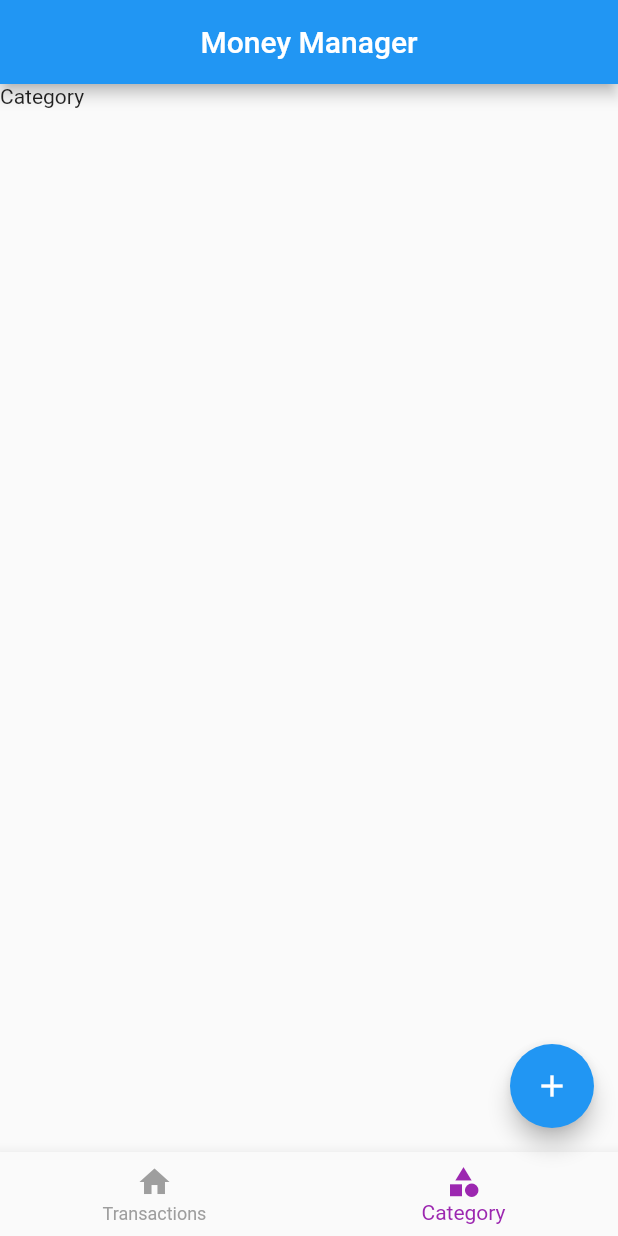
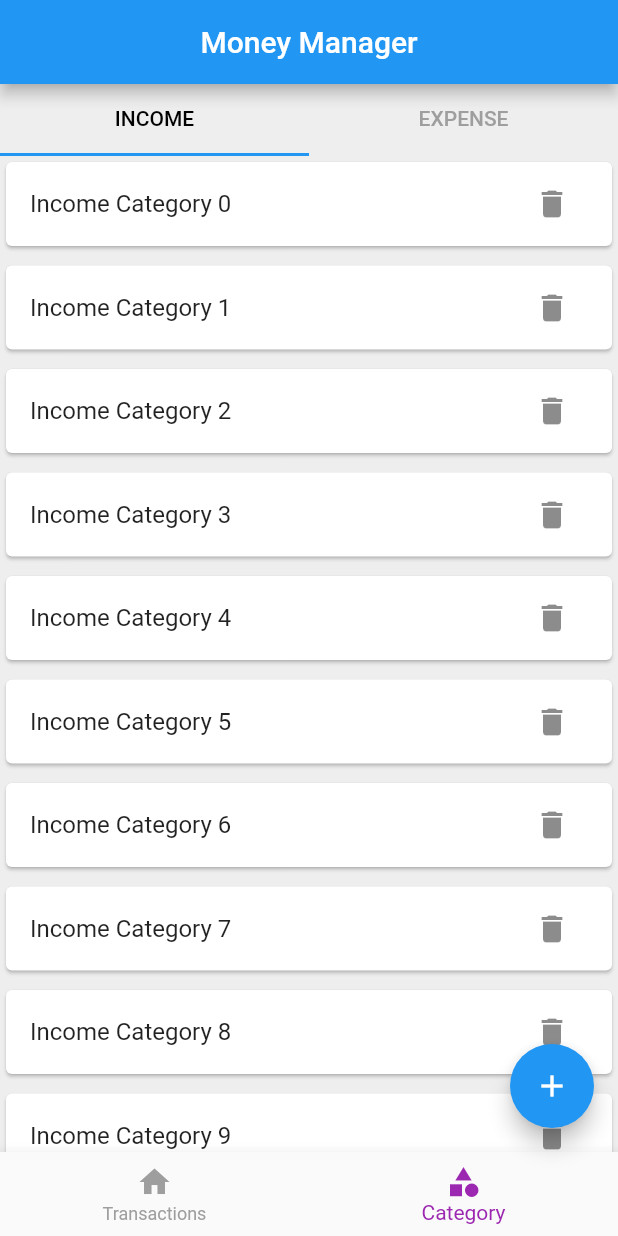
Before and after one commit to nbknri/Learning_Projects, a Flutter app: the screen it shows after launch, item 2 of the bottom bar chosen, on a phone screen of 412 x 824 dp. Run offline on Flutter 3.47's test engine with Material 3 defaults, Android fonts, the phone set to English and light mode, and no system bars; our stand-ins replace audioplayers, cloud_firestore, dotted_border, firebase_core, geolocator, icons_plus and 2 more; accounts and stored records are empty.

Commit message:
Initial ui completed

```diff
--- a/Flutter_Projects/money_management_app/lib/screen/category/category_screen.dart
+++ b/Flutter_Projects/money_management_app/lib/screen/category/category_screen.dart
@@ -1,10 +1,44 @@
 import 'package:flutter/material.dart';
+import 'package:money_management_app/screen/category/expense_category_list.dart';
+import 'package:money_management_app/screen/category/income_category_list.dart';
 
-class CategoryScreen extends StatelessWidget {
+class CategoryScreen extends StatefulWidget {
   const CategoryScreen({super.key});
 
   @override
+  State<CategoryScreen> createState() => _CategoryScreenState();
+}
+
+class _CategoryScreenState extends State<CategoryScreen>
+    with SingleTickerProviderStateMixin {
+  late TabController _tabController;
+
+  @override
+  void initState() {
+    _tabController = TabController(length: 2, vsync: this);
+    super.initState();
+  }
+
+  @override
   Widget build(BuildContext context) {
-    return Text('Category');
+    return Column(
+      children: [
+        TabBar(
+          controller: _tabController,
+          labelColor: Colors.black,
+          unselectedLabelColor: Colors.grey,
+          tabs: const [
+            Tab(text: 'INCOME'),
+            Tab(text: 'EXPENSE'),
+          ],
+        ),
+        Expanded(
+          child: TabBarView(
+            controller: _tabController,
+            children: const [IncomeCategoryList(), ExpenseCategoryList()],
+          ),
+        ),
+      ],
+    );
   }
 }
--- /dev/null
+++ b/Flutter_Projects/money_management_app/lib/screen/category/income_category_list.dart
@@ -0,0 +1,23 @@
+import 'package:flutter/material.dart';
+
+class IncomeCategoryList extends StatelessWidget {
+  const IncomeCategoryList({super.key});
+
+  @override
+  Widget build(BuildContext context) {
+    return ListView.separated(
+      itemBuilder: (context, index) {
+        return Card(
+          child: ListTile(
+            title: Text('Income Category $index'),
+            trailing: IconButton(
+              onPressed: (){},
+              icon: Icon(Icons.delete)),
+          ),
+        );
+      },
+      separatorBuilder: (context, index) => const SizedBox(height: 5),
+      itemCount: 50,
+    );
+  }
+}
--- a/Flutter_Projects/money_management_app/lib/screen/home/home_screen.dart
+++ b/Flutter_Projects/money_management_app/lib/screen/home/home_screen.dart
@@ -13,10 +13,8 @@ class HomeScreen extends StatelessWidget {
   @override
   Widget build(BuildContext context) {
     return Scaffold(
-      appBar: AppBar(
-        title: Text("Money Manager"),
-        centerTitle: true,
-      ),
+      backgroundColor: Colors.grey[200],
+      appBar: AppBar(title: Text("Money Manager"), centerTitle: true),
       bottomNavigationBar: const CustomBottomNavigation(),
       floatingActionButton: FloatingActionButton(
         onPressed: () {
--- a/Flutter_Projects/money_management_app/pubspec.yaml
+++ b/Flutter_Projects/money_management_app/pubspec.yaml
@@ -36,7 +36,7 @@ dependencies:
 
 dev_dependencies:
   build_runner: ^2.10.1
-  flutter_lints: ^5.0.0
+  flutter_lints: ^6.0.0
   flutter_test:
     sdk: flutter
   hive_ce_generator: ^1.10.0
```
Also changed, not shown: Flutter_Projects/money_management_app/lib/screen/category/expense_category_list.dart (added, +21 -0 lines), Flutter_Projects/money_management_app/lib/screen/home/widgets/custom_bottom_navigation.dart (+10 -3 lines), Flutter_Projects/money_management_app/lib/screen/transaction/transaction_screen.dart (+18 -1 lines), Flutter_Projects/money_management_app/pubspec.lock.
